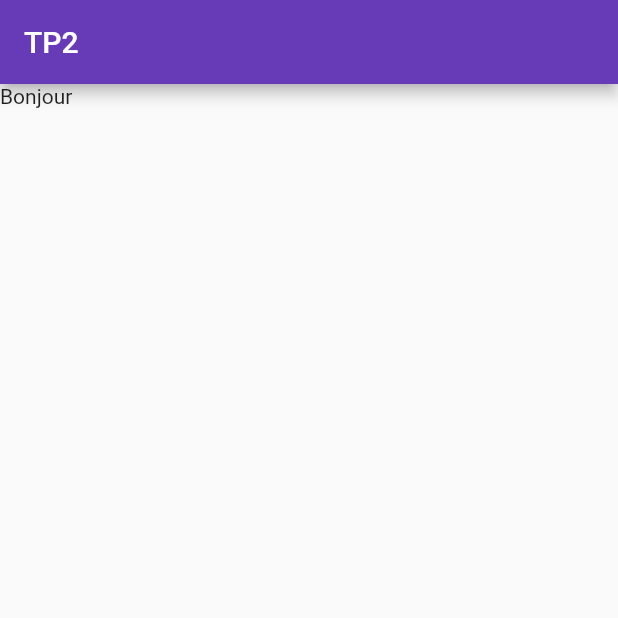
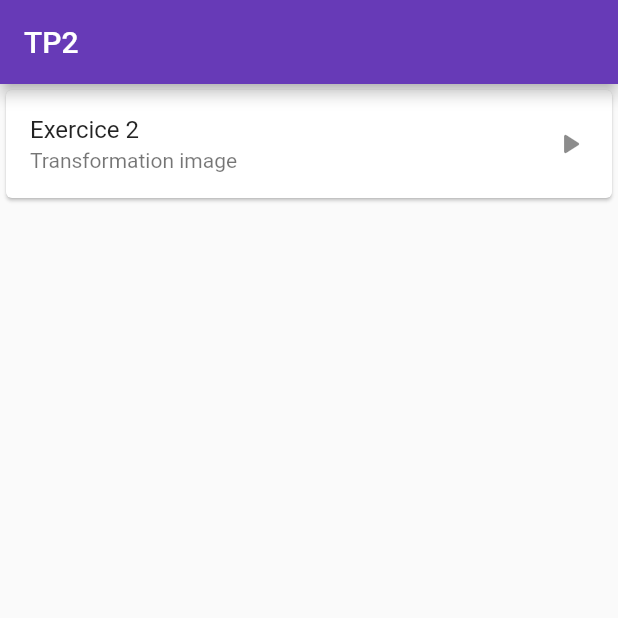
Before and after one commit to GingErwan/amse_taquin, a Flutter app: the screen it shows after launch, on a phone screen of 412 x 824 dp, the top half of it. Run offline on Flutter 3.47's test engine with Material 2 defaults, Android fonts, the phone set to English and light mode, and no system bars.

Commit message:
Ajout de la page Exercice 2

```diff
--- a/lib/main.dart
+++ b/lib/main.dart
@@ -1,4 +1,5 @@
 import 'package:flutter/material.dart';
+import 'package:amse_taquin/exercice2.dart';
 
 void main() {
   runApp(MyApp());
@@ -36,7 +37,18 @@ class _MyHomePageState extends State<MyHomePage> {
       appBar: AppBar(
         title: Text(widget.title),
       ),
-      body: Text("Bonjour"),
+      body: ListView(
+        children: [
+          Card(child:
+            ListTile(
+              title: Text('Exercice 2'),
+              subtitle: Text('Transformation image'),
+              trailing: Icon(Icons.play_arrow_rounded),
+              onTap: () => Navigator.push(context, MaterialPageRoute(builder: (context) => Exercice2_Page(title: "Transformation image"))),
+            ),
+          ),
+        ],
+      )
     );
   }
 }
```
Also changed, not shown: lib/exercice2.dart (added, +24 -0 lines).
